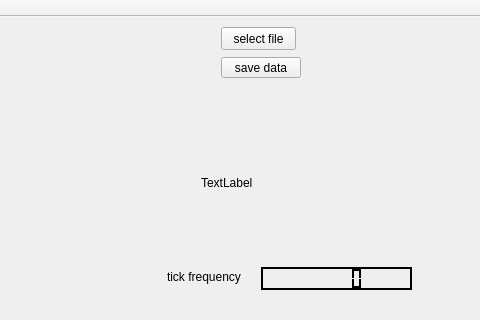
saulgold/face_track, file mainwindow.ui: the form before one commit; both pictures show x 499 to 979 and y 0 to 320 of the 979 by 532 pixel window.
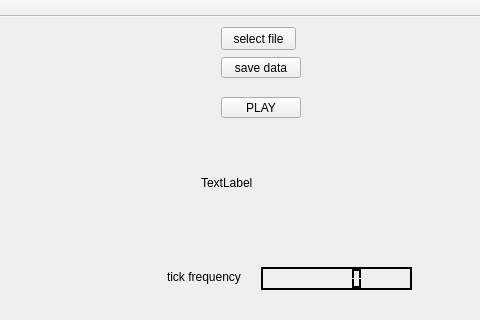
The form after the commit. Custom widgets are drawn as their Qt base class.

What changed in the file:
```diff
--- a/mainwindow.ui
+++ b/mainwindow.ui
@@ -537,6 +537,19 @@
      </palette>
     </property>
    </widget>
+   <widget class="QPushButton" name="playButton">
+    <property name="geometry">
+     <rect>
+      <x>720</x>
+      <y>80</y>
+      <width>80</width>
+      <height>21</height>
+     </rect>
+    </property>
+    <property name="text">
+     <string>PLAY</string>
+    </property>
+   </widget>
   </widget>
   <widget class="QMenuBar" name="menuBar">
    <property name="geometry">
```
